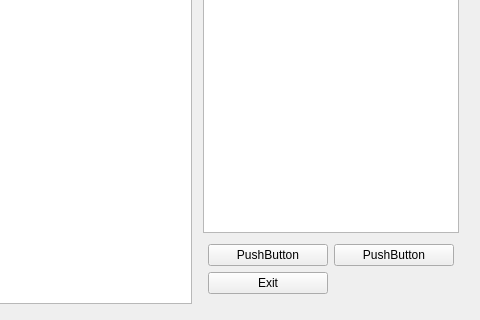
robotics-in-concert/rocon_qt_gui, file rocon_remocon/ui/applist.ui: the form before one commit; both pictures show x 239 to 719 and y 134 to 454 of the 719 by 454 pixel window.
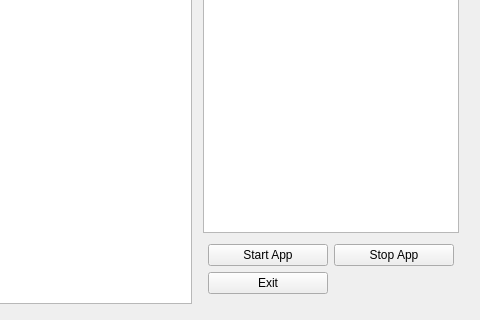
The form after the commit.

```diff
--- a/rocon_remocon/ui/applist.ui
+++ b/rocon_remocon/ui/applist.ui
@@ -110,14 +110,14 @@
          <item row="0" column="1">
           <widget class="QPushButton" name="pushButton_2">
            <property name="text">
-            <string>PushButton</string>
+            <string>Stop App</string>
            </property>
           </widget>
          </item>
          <item row="0" column="0">
           <widget class="QPushButton" name="pushButton">
            <property name="text">
-            <string>PushButton</string>
+            <string>Start App</string>
            </property>
           </widget>
          </item>
```
Left out of the diff: 8 changed lines with no effect on the pictures.
